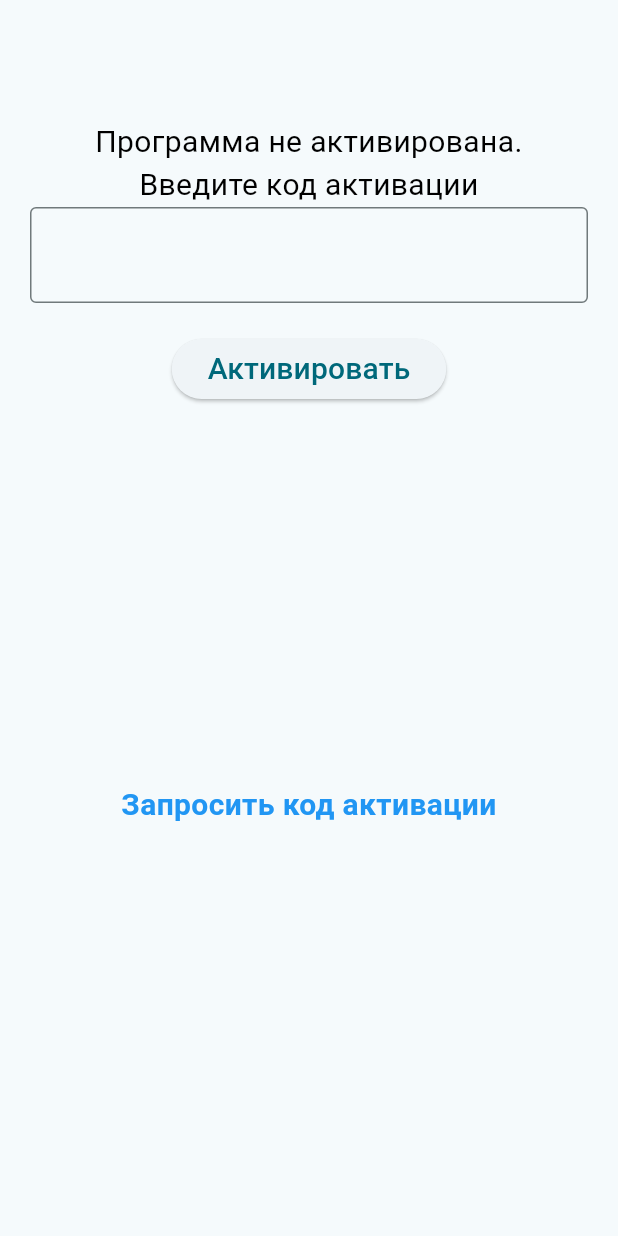
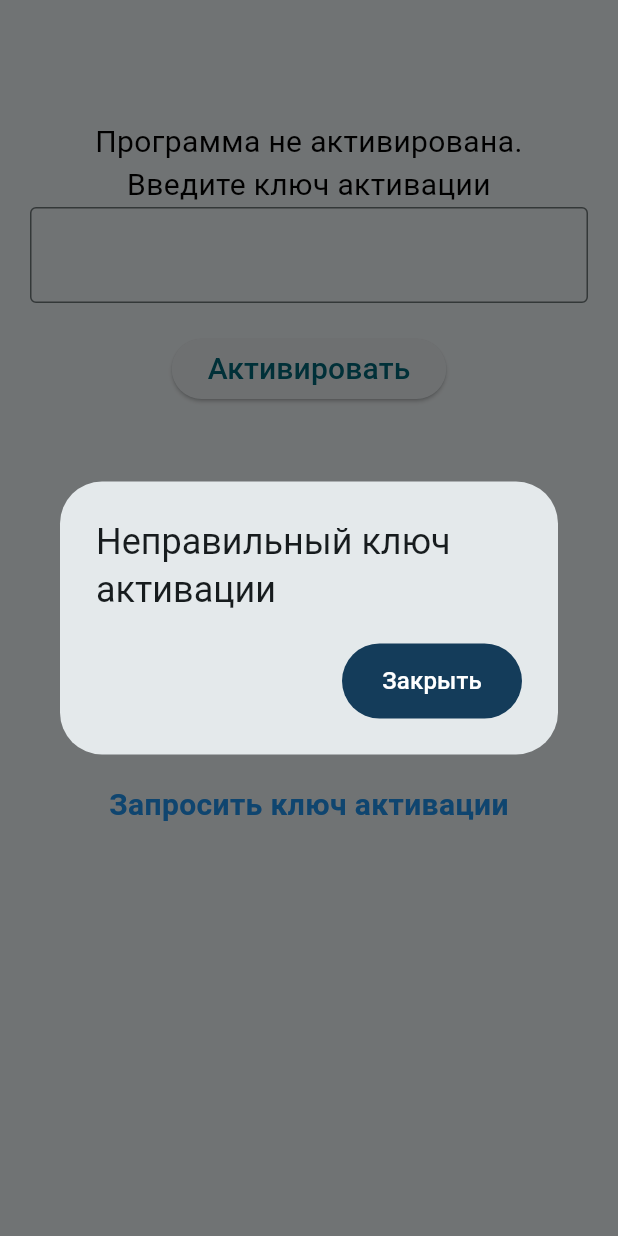
Before and after one commit to grigp/monitor_fso, a Flutter app: the screen it shows after launch, after a tap on "Активировать", on a phone screen of 412 x 824 dp. Run offline on Flutter 3.47's test engine with Material 3 defaults, Android fonts, the phone set to English and light mode, and no system bars; our stand-ins replace audioplayers, device_info_plus, flutter_bloc, flutter_secure_storage, get_it, sensors_plus and 3 more; missing offline and left inert: flutter_device_imei, number_text_input_formatter; accounts and stored records are empty.

Commit message:
Обработка ошибок в ключе активации и сохранение ключа

```diff
--- a/lib/features/activation/ask_for_activation_code_screen/view/ask_for_activation_code_screen.dart
+++ b/lib/features/activation/ask_for_activation_code_screen/view/ask_for_activation_code_screen.dart
@@ -45,7 +45,7 @@ class _AskForActivationCodeScreenState
             children: [
               const SizedBox(height: 60),
               const Text(
-                'Запрос кода активации',
+                'Запрос ключа активации',
                 textAlign: TextAlign.center,
                 textScaler: TextScaler.linear(1.0),
                 style: TextStyle(
@@ -82,7 +82,7 @@ class _AskForActivationCodeScreenState
                   _askForActivationCode();
                 },
                 child: const Text(
-                  'Запросить код активации',
+                  'Запросить ключ активации',
                   style: TextStyle(
                     fontSize: 20,
                   ),
--- a/lib/features/activation/enter_activation_code_screen/view/enter_activation_code_screen.dart
+++ b/lib/features/activation/enter_activation_code_screen/view/enter_activation_code_screen.dart
@@ -5,6 +5,7 @@ import 'package:monitor_fso/features/invitation_screen/view/invitation_screen.da
 import 'package:number_text_input_formatter/number_text_input_formatter.dart';
 
 import '../../../../repositories/protect_manager/protect_manager.dart';
+import '../../../../uikit/monfso_button.dart';
 
 class EnterActivationCodeScreen extends StatefulWidget {
   const EnterActivationCodeScreen({super.key, required this.title});
@@ -23,6 +24,7 @@ class _EnterActivationCodeScreenState extends State<EnterActivationCodeScreen> {
   @override
   void initState() {
     super.initState();
+    _getActivationCode();
     _textActivateKey = TextEditingController(text: '');
   }
 
@@ -43,7 +45,7 @@ class _EnterActivationCodeScreenState extends State<EnterActivationCodeScreen> {
             children: [
               const SizedBox(height: 60),
               const Text(
-                'Программа не активирована.\nВведите код активации',
+                'Программа не активирована.\nВведите ключ активации',
                 textAlign: TextAlign.center,
                 textScaler: TextScaler.linear(1.0),
                 style: TextStyle(
@@ -75,11 +77,15 @@ class _EnterActivationCodeScreenState extends State<EnterActivationCodeScreen> {
               const SizedBox(height: 20),
               ElevatedButton(
                 onPressed: () async {
-                  var isOK = await GetIt.I<ProtectManager>().isActivationKeyCorrect(_activationKey);
+                  FocusScope.of(context).unfocus();
+                  var isOK = await GetIt.I<ProtectManager>()
+                      .isActivationKeyCorrect(_activationKey);
                   if (isOK) {
+                    await GetIt.I<ProtectManager>()
+                        .saveActivationKey(_activationKey);
                     _openInvitationScreen();
                   } else {
-
+                    _msgActivationCodeIsNotCorrect();
                   }
                 },
                 child: const Text(
@@ -92,7 +98,7 @@ class _EnterActivationCodeScreenState extends State<EnterActivationCodeScreen> {
               const Spacer(),
               GestureDetector(
                 child: const Text(
-                  'Запросить код активации',
+                  'Запросить ключ активации',
                   textAlign: TextAlign.center,
                   textScaler: TextScaler.linear(1.0),
                   style: TextStyle(
@@ -113,6 +119,14 @@ class _EnterActivationCodeScreenState extends State<EnterActivationCodeScreen> {
     );
   }
 
+  void _getActivationCode() async {
+    var key = await GetIt.I<ProtectManager>().getActivationKey();
+    var ok = await GetIt.I<ProtectManager>().isActivationKeyCorrect(key);
+    if (ok) {
+      _openInvitationScreen();
+    }
+  }
+
   void _openInvitationScreen() {
     MaterialPageRoute route = MaterialPageRoute(
       builder: (context) => const InvitationScreen(
@@ -126,10 +140,30 @@ class _EnterActivationCodeScreenState extends State<EnterActivationCodeScreen> {
   void _openAskForActivationCodeScreen() {
     MaterialPageRoute route = MaterialPageRoute(
       builder: (context) => const AskForActivationCodeScreen(
-        title: 'Запрос кода активации',
+        title: 'Запрос ключа активации',
       ),
       settings: const RouteSettings(name: '/ask_activation_code'),
     );
     Navigator.of(context).push(route);
   }
+
+  void _msgActivationCodeIsNotCorrect() {
+    showDialog<String>(
+      context: context,
+      barrierDismissible: false,
+      builder: (BuildContext context) => AlertDialog(
+        title: const Text(
+          'Неправильный ключ активации',
+          textScaler: TextScaler.linear(1.0),
+        ),
+        actions: <Widget>[
+          MonfsoButton.accent(
+            onPressed: () => Navigator.pop(context, 'Close'),
+            text: 'Закрыть',
+            width: 120,
+          ),
+        ],
+      ),
+    );
+  }
 }
--- a/lib/repositories/protect_manager/protect_manager.dart
+++ b/lib/repositories/protect_manager/protect_manager.dart
@@ -1,5 +1,10 @@
+import 'dart:io';
+
 import 'package:flutter/foundation.dart';
 import 'package:flutter_device_imei/flutter_device_imei.dart';
+import 'package:get_it/get_it.dart';
+import 'package:sqflite/sqflite.dart';
+import 'package:talker_flutter/talker_flutter.dart';
 
 class ProtectManager {
   /// Возвращает код imei мобильного устройства
@@ -34,13 +39,22 @@ class ProtectManager {
     for (int i = 0; i < key.length; ++i) {
       /// случайные опорные числа
       if (idxR.contains(i)) {
-        r[nr] = int.parse(key[i], radix: 16);
+        try {
+          r[nr] = int.parse(key[i], radix: 16);
+        } catch (e) {
+          GetIt.I<Talker>().info('Неправильный формат кода активации');
+        }
         ++nr;
       } else
+
       /// Основные числа ключа
       if (!idxDef.contains(i)) {
         if (nc < 16) {
-          code[nc] = int.parse(key[i], radix: 16);
+          try {
+            code[nc] = int.parse(key[i], radix: 16);
+          } catch (e) {
+            GetIt.I<Talker>().info('Неправильный формат кода активации');
+          }
         }
         ++nc;
       }
@@ -75,9 +89,27 @@ class ProtectManager {
     return imeiFromKey == imeiFromDevice;
   }
 
+  /// Сохраняет ключ активации
+  Future saveActivationKey(String key) async {
+    var fnKey = '${await getDatabasesPath()}/a.key';
+    File file = File(fnKey);
+    await file.writeAsString(key);
+  }
+
+  /// Читает ключ активации
+  Future<String> getActivationKey() async {
+    var fnKey = '${await getDatabasesPath()}/a.key';
+    File file = File(fnKey);
+    String retval = '';
+    if (await file.exists()) {
+      retval = await file.readAsString();
+    }
+    return retval;
+  }
+
   /// Возвращает код символа из таблицы
   String _getCharCode(String char) {
-    for (int i = 0; i < _codeTable.length; ++ i) {
+    for (int i = 0; i < _codeTable.length; ++i) {
       if (_codeTable[i] == char) {
         String s = '';
         if (i < 10) {
```
